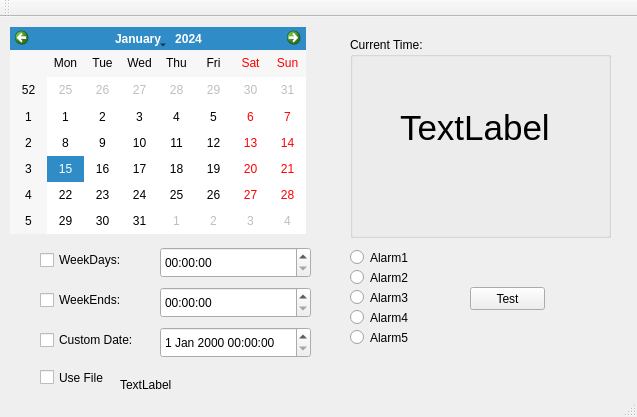
Before: the Qt Designer form mainwindow.ui in CountMurphy/QTalarm, drawn with Qt 5.
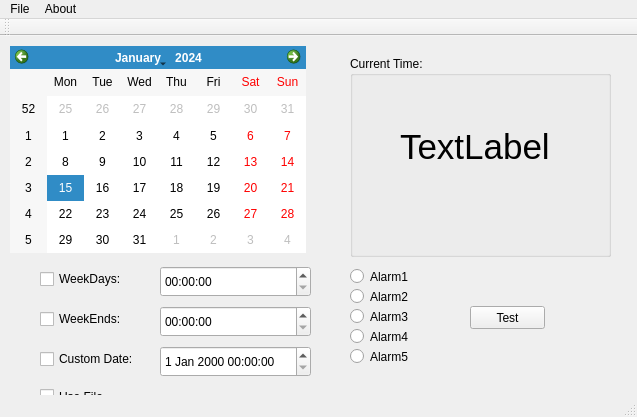
After: the same form once the commit is applied. Icons and pictures are not drawn.

Commit message: Added file and about dialogs

```diff
--- a/mainwindow.ui
+++ b/mainwindow.ui
@@ -263,9 +263,24 @@
      <x>0</x>
      <y>0</y>
      <width>637</width>
-     <height>21</height>
+     <height>19</height>
     </rect>
    </property>
+   <widget class="QMenu" name="menuFile">
+    <property name="title">
+     <string>File</string>
+    </property>
+    <addaction name="actionQuit"/>
+   </widget>
+   <widget class="QMenu" name="menuAbout">
+    <property name="title">
+     <string>About</string>
+    </property>
+    <addaction name="actionAbout_QT"/>
+    <addaction name="actionAbout_QTalam"/>
+   </widget>
+   <addaction name="menuFile"/>
+   <addaction name="menuAbout"/>
   </widget>
   <widget class="QToolBar" name="mainToolBar">
    <attribute name="toolBarArea">
```
Left out of the diff: 15 changed lines with no effect on the pictures. The commit also changes 6 other files.
